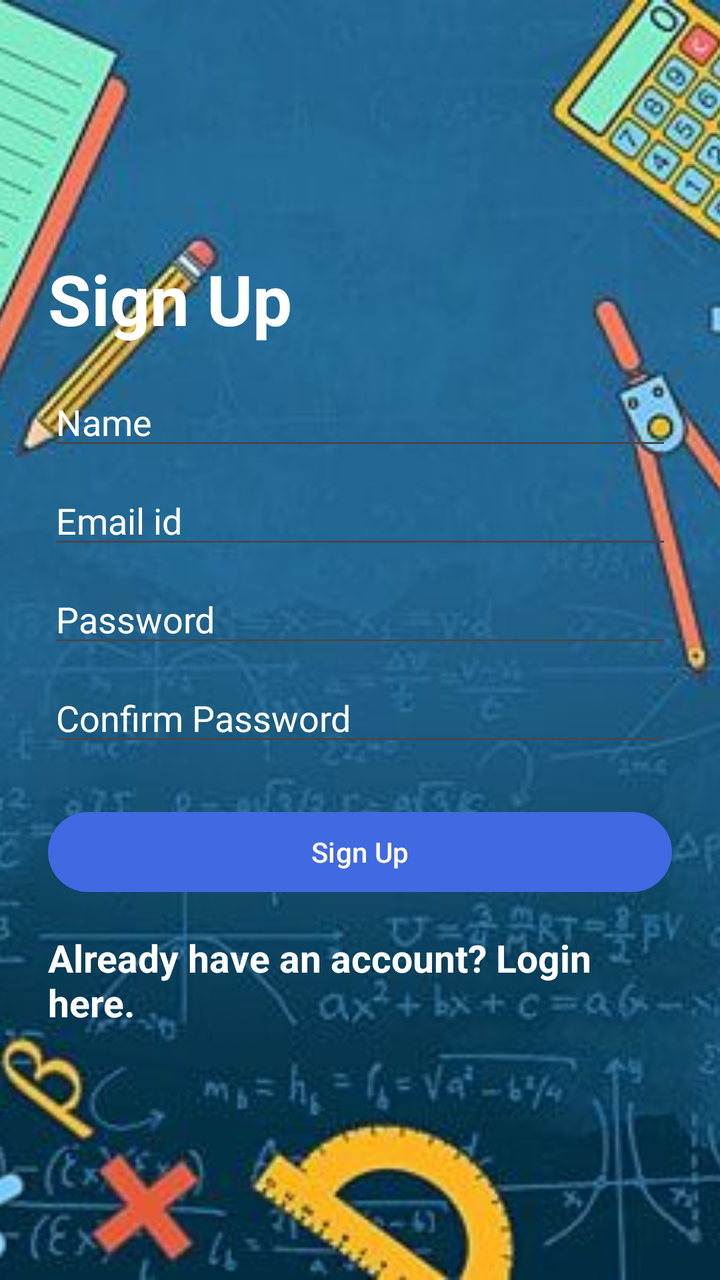
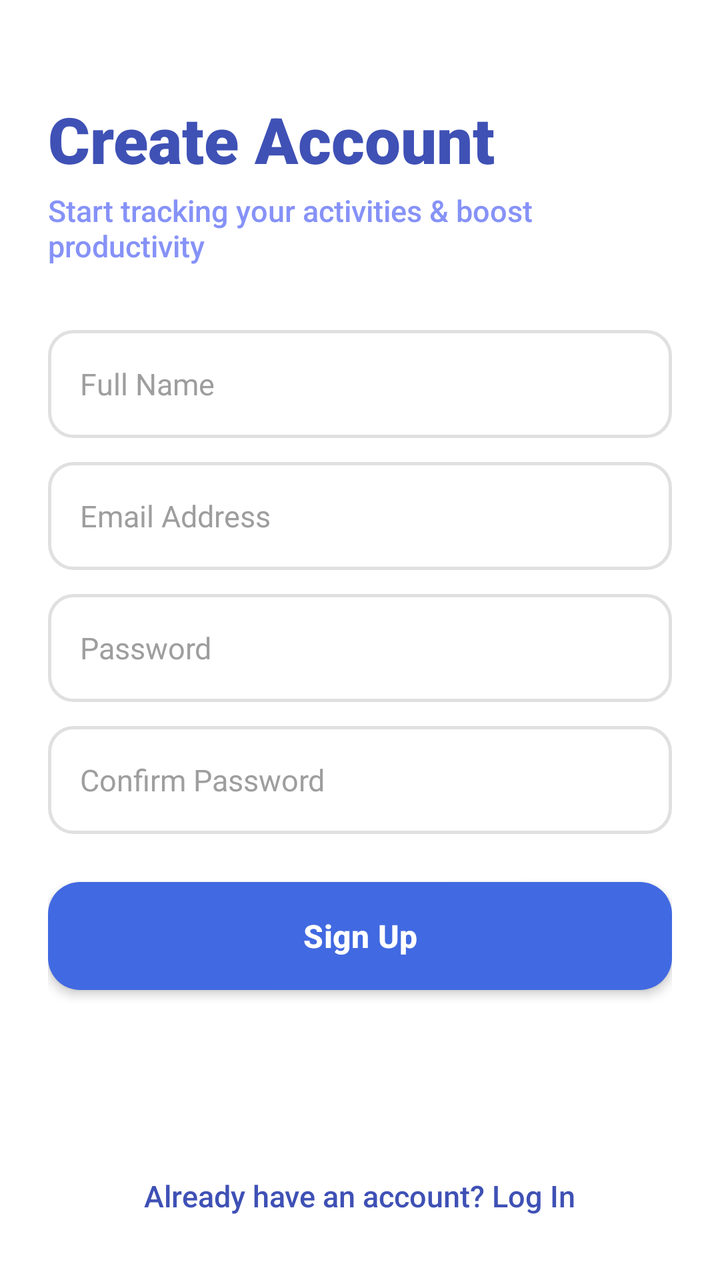

The first picture is an Android layout as it rendered before a commit; the second is the same layout after the commit. The layout source and the unified diff follow.
<!-- AndroidManifest.xml: application theme Theme.ActivityTracker -->
<!-- res/layout/fragment_sign_up.xml -->
<?xml version="1.0" encoding="utf-8"?>
<FrameLayout xmlns:android="http://schemas.android.com/apk/res/android"
    xmlns:tools="http://schemas.android.com/tools"
    android:layout_width="match_parent"
    android:layout_height="match_parent"
    android:theme="@style/Base.Theme.ActivityTracker"
    tools:context=".SignUpFragment">

    <ImageView
        android:id="@+id/signup_page_background"
        android:layout_width="match_parent"
        android:layout_height="match_parent"
        android:scaleType="centerCrop"
        android:src="@drawable/login_signup_page" />

    <LinearLayout
        android:layout_width="match_parent"
        android:layout_height="wrap_content"
        android:orientation="vertical"
        android:padding="24dp"
        android:layout_gravity="center">

        <TextView
            android:layout_width="wrap_content"
            android:layout_height="wrap_content"
            android:text="Sign Up"
            android:textColor="@color/white"
            android:textSize="35sp"
            android:textStyle="bold"/>

        <EditText
            android:id="@+id/userName"
            android:layout_width="match_parent"
            android:layout_height="wrap_content"
            android:layout_marginTop="16dp"
            android:hint="Name "
            android:textColorHint="@color/white" />

        <EditText
            android:id="@+id/userEmail"
            android:layout_width="match_parent"
            android:layout_height="wrap_content"
            android:layout_marginTop="8dp"
            android:hint="Email id "
            android:textColorHint="@color/white" />

        <EditText
            android:id="@+id/userPassword"
            android:layout_width="match_parent"
            android:layout_height="wrap_content"
            android:layout_marginTop="8dp"
            android:hint="Password"
            android:textColorHint="@android:color/white"
            android:inputType="textPassword"/>

        
        <EditText
            android:id="@+id/confirmUserPassword"
            android:layout_width="match_parent"
            android:layout_height="wrap_content"
            android:layout_marginTop="8dp"
            android:hint="Confirm Password"
            android:textColorHint="@android:color/white"
            android:inputType="textPassword" />

        
        <Button
            android:id="@+id/signup_button"
            android:layout_width="match_parent"
            android:layout_height="wrap_content"
            android:text="Sign Up"
            android:textColor="@color/white"
            android:layout_marginTop="24dp"/>

        <TextView
            android:id="@+id/login_textview"
            android:layout_width="wrap_content"
            android:layout_height="wrap_content"
            android:text="Already have an account? Login here."
            android:textStyle="bold"
            android:textSize="19sp"
            android:textColor="@color/white"
            android:layout_marginTop="16dp"/>

    </LinearLayout>

</FrameLayout>
<!-- resources referenced by this layout -->
<resources>
  <color name="white">#FFFFFFFF</color>
  <!-- drawable login_signup_page: jpg bitmap (drawable, 21563 bytes) -->
  <style name="Base.Theme.ActivityTracker" parent="Theme.Material3.DayNight.NoActionBar">
          
          
  
          <item name="colorPrimary">@color/colorRoyalBlue</item>
          <item name="colorPrimaryVariant">@color/colorDodgerBlue</item>
          <item name="colorOnPrimary">@color/white</item>
          
          <item name="colorSecondary">@color/colorRoyalBlue</item>
          <item name="colorSecondaryVariant">@color/colorLightYellow</item>
          <item name="colorOnSecondary">@color/black</item>
          
          <item name="android:statusBarColor">@color/colorBoundaryBlue</item>
      </style>
  <style name="Theme.ActivityTracker" parent="Base.Theme.ActivityTracker" />
  <color name="colorRoyalBlue">#4169E1</color>
  <color name="colorDodgerBlue">#1E90FF</color>
  <color name="colorLightYellow">#FFFFE0</color>
  <color name="black">#FF000000</color>
  <color name="colorBoundaryBlue">#1E88E5</color>
</resources>

<!-- the commit's change to res/layout/fragment_sign_up.xml (unified diff, before → after) -->
@@ -1,87 +1,155 @@
 <?xml version="1.0" encoding="utf-8"?>
-<FrameLayout xmlns:android="http://schemas.android.com/apk/res/android"
+<ScrollView xmlns:android="http://schemas.android.com/apk/res/android"
     xmlns:tools="http://schemas.android.com/tools"
     android:layout_width="match_parent"
     android:layout_height="match_parent"
+    android:fillViewport="true"
+    android:background="@color/white"
     android:theme="@style/Base.Theme.ActivityTracker"
     tools:context=".SignUpFragment">
-
-    <ImageView
-        android:id="@+id/signup_page_background"
-        android:layout_width="match_parent"
-        android:layout_height="match_parent"
-        android:scaleType="centerCrop"
-        android:src="@drawable/login_signup_page" />
 
     <LinearLayout
         android:layout_width="match_parent"
         android:layout_height="wrap_content"
         android:orientation="vertical"
-        android:padding="24dp"
-        android:layout_gravity="center">
+        android:paddingHorizontal="@dimen/margin_xlarge"
+        android:paddingTop="@dimen/margin_header"
+        android:paddingBottom="@dimen/margin_xlarge"
+        android:gravity="center_horizontal">
 
-        <TextView
-            android:layout_width="wrap_content"
+        
+        <LinearLayout
+            android:layout_width="match_parent"
             android:layout_height="wrap_content"
-            android:text="Sign Up"
-            android:textColor="@color/white"
-            android:textSize="35sp"
-            android:textStyle="bold"/>
+            android:orientation="vertical"
+            android:layout_marginBottom="@dimen/margin_xxlarge">
 
+            <TextView
+                android:layout_width="wrap_content"
+                android:layout_height="wrap_content"
+                android:text="@string/signup_title"
+                android:textColor="@color/colorPrimary"
+                android:textSize="@dimen/text_size_hero"
+                android:fontFamily="sans-serif-black"
+                android:textStyle="bold" />
+
+            <TextView
+                android:layout_width="wrap_content"
+                android:layout_height="wrap_content"
+                android:layout_marginTop="@dimen/margin_tiny"
+                android:text="@string/signup_subtitle"
+                android:textColor="@color/lavender"
+                android:textSize="@dimen/text_size_body_large"
+                android:fontFamily="sans-serif-medium" />
+        </LinearLayout>
+
+        
         <EditText
             android:id="@+id/userName"
             android:layout_width="match_parent"
-            android:layout_height="wrap_content"
-            android:layout_marginTop="16dp"
-            android:hint="Name "
-            android:textColorHint="@color/white" />
+            android:layout_height="@dimen/input_field_height"
+            android:background="@drawable/bg_input_field"
+            android:paddingHorizontal="@dimen/padding_large"
+            android:hint="@string/hint_name"
+            android:textColorHint="@color/light_gray"
+            android:textColor="@color/black"
+            android:textSize="@dimen/text_size_body_large"
+            android:inputType="textPersonName|textCapWords"
+            android:imeOptions="actionNext"
+            android:autofillHints="name"
+            android:importantForAutofill="yes"
+            android:maxLines="1" />
 
+        
         <EditText
             android:id="@+id/userEmail"
             android:layout_width="match_parent"
-            android:layout_height="wrap_content"
-            android:layout_marginTop="8dp"
-            android:hint="Email id "
-            android:textColorHint="@color/white" />
+            android:layout_height="@dimen/input_field_height"
+            android:layout_marginTop="@dimen/margin_medium"
+            android:background="@drawable/bg_input_field"
+            android:paddingHorizontal="@dimen/padding_large"
+            android:hint="@string/hint_email"
+            android:textColorHint="@color/light_gray"
+            android:textColor="@color/black"
+            android:textSize="@dimen/text_size_body_large"
+            android:inputType="textEmailAddress"
+            android:imeOptions="actionNext"
+            android:autofillHints="emailAddress"
+            android:importantForAutofill="yes"
+            android:maxLines="1" />
 
+        
         <EditText
             android:id="@+id/userPassword"
             android:layout_width="match_parent"
-            android:layout_height="wrap_content"
-            android:layout_marginTop="8dp"
-            android:hint="Password"
-            android:textColorHint="@android:color/white"
-            android:inputType="textPassword"/>
+            android:layout_height="@dimen/input_field_height"
+            android:layout_marginTop="@dimen/margin_medium"
+            android:background="@drawable/bg_input_field"
+            android:paddingHorizontal="@dimen/padding_large"
+            android:hint="@string/hint_password"
+            android:textColorHint="@color/light_gray"
+            android:textColor="@color/black"
+            android:textSize="@dimen/text_size_body_large"
+            android:inputType="textPassword"
+            android:imeOptions="actionNext"
+            android:autofillHints="newPassword"
+            android:importantForAutofill="yes"
+            android:maxLines="1" />
 
         
         <EditText
             android:id="@+id/confirmUserPassword"
             android:layout_width="match_parent"
-            android:layout_height="wrap_content"
-            android:layout_marginTop="8dp"
-            android:hint="Confirm Password"
-            android:textColorHint="@android:color/white"
-            android:inputType="textPassword" />
+            android:layout_height="@dimen/input_field_height"
+            android:layout_marginTop="@dimen/margin_medium"
+            android:background="@drawable/bg_input_field"
+            android:paddingHorizontal="@dimen/padding_large"
+            android:hint="@string/hint_confirm_password"
+            android:textColorHint="@color/light_gray"
+            android:textColor="@color/black"
+            android:textSize="@dimen/text_size_body_large"
+            android:inputType="textPassword"
+            android:imeOptions="actionDone"
+            android:autofillHints="newPassword"
+            android:importantForAutofill="yes"
+            android:maxLines="1" />
 
         
         <Button
             android:id="@+id/signup_button"
             android:layout_width="match_parent"
-            android:layout_height="wrap_content"
-            android:text="Sign Up"
+            android:layout_height="@dimen/button_height"
+            android:layout_marginTop="@dimen/margin_xlarge"
+            android:background="@drawable/bg_primary_button"
+            android:text="@string/action_sign_up"
+            android:textAllCaps="false"
             android:textColor="@color/white"
-            android:layout_marginTop="24dp"/>
+            android:textSize="@dimen/text_size_subheading"
+            android:textStyle="bold"
+            android:stateListAnimator="@null"
+            android:elevation="@dimen/card_elevation" />
 
+        
+        <View
+            android:layout_width="match_parent"
+            android:layout_height="0dp"
+            android:layout_weight="1"
+            android:minHeight="@dimen/margin_xlarge" />
+
+        
         <TextView
             android:id="@+id/login_textview"
             android:layout_width="wrap_content"
             android:layout_height="wrap_content"
-            android:text="Already have an account? Login here."
-            android:textStyle="bold"
-            android:textSize="19sp"
-            android:textColor="@color/white"
-            android:layout_marginTop="16dp"/>
+            android:layout_marginTop="@dimen/margin_large"
+            android:padding="@dimen/padding_standard"
+            android:text="@string/prompt_have_account"
+            android:textColor="@color/colorPrimary"
+            android:textSize="@dimen/text_size_body_large"
+            android:fontFamily="sans-serif-medium"
+            android:clickable="true"
+            android:focusable="true" />
 
     </LinearLayout>
 
-</FrameLayout>
+</ScrollView>
<!-- resource entries referenced after the edit -->
@@ -1,7 +1,49 @@
 <!-- resources referenced by this layout -->
 <resources>
   <color name="white">#FFFFFFFF</color>
-  <!-- drawable login_signup_page: jpg bitmap (drawable, 21563 bytes) -->
+  <dimen name="button_height">54dp</dimen>
+  <dimen name="card_elevation">3dp</dimen>
+  <dimen name="input_field_height">54dp</dimen>
+  <dimen name="margin_header">48dp</dimen>
+  <dimen name="margin_large">16dp</dimen>
+  <dimen name="margin_medium">12dp</dimen>
+  <dimen name="margin_tiny">4dp</dimen>
+  <dimen name="margin_xlarge">24dp</dimen>
+  <dimen name="margin_xxlarge">32dp</dimen>
+  <dimen name="padding_large">16dp</dimen>
+  <dimen name="padding_standard">8dp</dimen>
+  <dimen name="text_size_body_large">15sp</dimen>
+  <dimen name="text_size_hero">32sp</dimen>
+  <dimen name="text_size_subheading">16sp</dimen>
+  <!-- drawable bg_input_field (drawable) -->
+  <?xml version="1.0" encoding="utf-8"?>
+  <shape xmlns:android="http://schemas.android.com/apk/res/android"
+      android:shape="rectangle">
+      <solid android:color="@color/white" />
+      <stroke
+          android:width="1.5dp"
+          android:color="@color/border_gray" />
+      <corners android:radius="@dimen/badge_corner_radius" />
+  </shape>
+  <!-- drawable bg_primary_button (drawable) -->
+  <?xml version="1.0" encoding="utf-8"?>
+  <ripple xmlns:android="http://schemas.android.com/apk/res/android"
+      android:color="@color/lavender">
+      <item>
+          <shape android:shape="rectangle">
+              <solid android:color="@color/colorRoyalBlue" />
+              <corners android:radius="@dimen/card_corner_radius" />
+          </shape>
+      </item>
+  </ripple>
+  <string name="action_sign_up">Sign Up</string>
+  <string name="hint_confirm_password">Confirm Password</string>
+  <string name="hint_email">Email Address</string>
+  <string name="hint_name">Full Name</string>
+  <string name="hint_password">Password</string>
+  <string name="prompt_have_account">Already have an account? Log In</string>
+  <string name="signup_subtitle">Start tracking your activities &amp; boost productivity</string>
+  <string name="signup_title">Create Account</string>
   <style name="Base.Theme.ActivityTracker" parent="Theme.Material3.DayNight.NoActionBar">
           
           
@@ -17,10 +59,16 @@
           <item name="android:statusBarColor">@color/colorBoundaryBlue</item>
       </style>
   <style name="Theme.ActivityTracker" parent="Base.Theme.ActivityTracker" />
+  <color name="border_gray">#E0E0E0</color>
+  <dimen name="badge_corner_radius">12dp</dimen>
   <color name="colorRoyalBlue">#4169E1</color>
+  <dimen name="card_corner_radius">16dp</dimen>
   <color name="colorDodgerBlue">#1E90FF</color>
   <color name="colorLightYellow">#FFFFE0</color>
-  <color name="black">#FF000000</color>
+  <color name="black">#FF1A1C1E</color>
+  <color name="colorPrimary">#3F51B5</color>
+  <color name="lavender">#8692F7</color>
+  <color name="light_gray">#9E9E9E</color>
   <color name="colorBoundaryBlue">#1E88E5</color>
 </resources>
 
